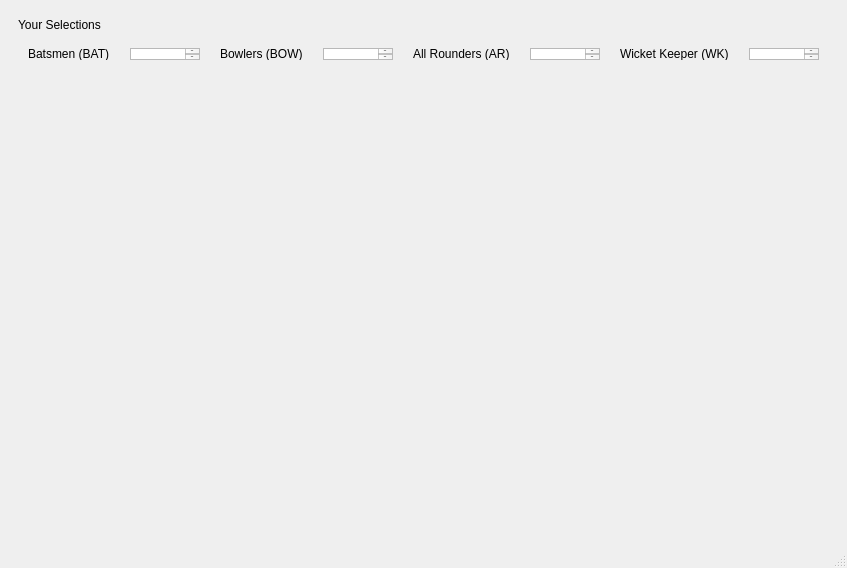
This is main.ui in Trugamr/fantasy-cricket-python as Qt 5 draws it before an edit. The edited form follows.
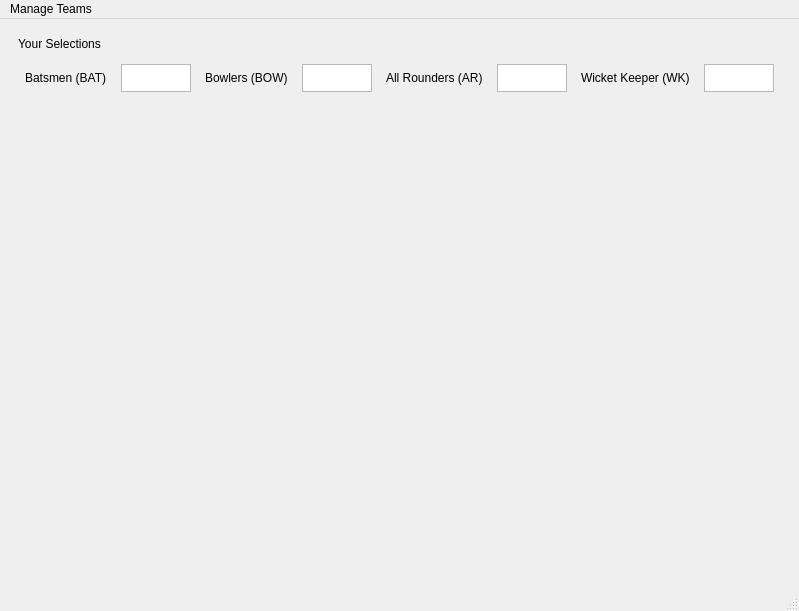
This is the edited form.

Commit message: added manage team menu

The edit to the form file:
```diff
--- a/main.ui
+++ b/main.ui
@@ -6,8 +6,8 @@
    <rect>
     <x>0</x>
     <y>0</y>
-    <width>740</width>
-    <height>568</height>
+    <width>732</width>
+    <height>611</height>
    </rect>
   </property>
   <property name="windowTitle">
@@ -26,7 +26,7 @@
       <property name="maximumSize">
        <size>
         <width>16777215</width>
-        <height>70</height>
+        <height>80</height>
        </size>
       </property>
       <layout class="QVBoxLayout" name="verticalLayout">
@@ -40,19 +40,19 @@
        <item>
         <layout class="QHBoxLayout" name="categoriesContainer">
          <property name="spacing">
-          <number>20</number>
+          <number>14</number>
          </property>
          <property name="leftMargin">
-          <number>10</number>
+          <number>7</number>
          </property>
          <property name="topMargin">
-          <number>10</number>
+          <number>7</number>
          </property>
          <property name="rightMargin">
-          <number>10</number>
+          <number>7</number>
          </property>
          <property name="bottomMargin">
-          <number>10</number>
+          <number>7</number>
          </property>
          <item>
           <layout class="QHBoxLayout" name="batInfo">
@@ -127,10 +127,20 @@
     <rect>
      <x>0</x>
      <y>0</y>
-     <width>740</width>
+     <width>732</width>
      <height>21</height>
     </rect>
    </property>
+   <widget class="QMenu" name="menuManage_Teams">
+    <property name="title">
+     <string>Manage Teams</string>
+    </property>
+    <addaction name="actionNewTeam"/>
+    <addaction name="actionOpenTeam"/>
+    <addaction name="actionSaveTeam"/>
+    <addaction name="actionEvaluateTeam"/>
+   </widget>
+   <addaction name="menuManage_Teams"/>
   </widget>
   <widget class="QStatusBar" name="statusbar"/>
  </widget>
```
Left out of the diff: 20 changed lines with no effect on the pictures.
